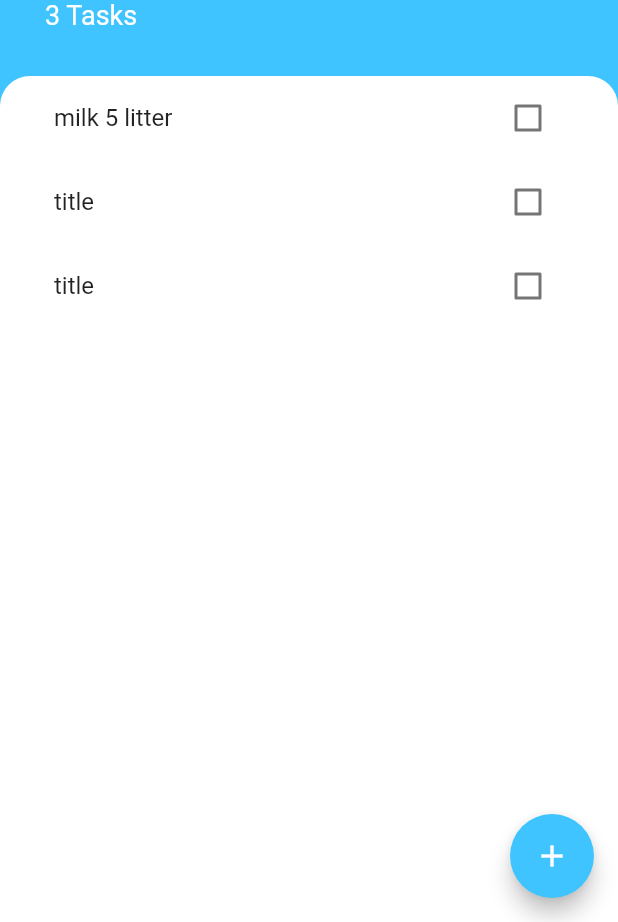
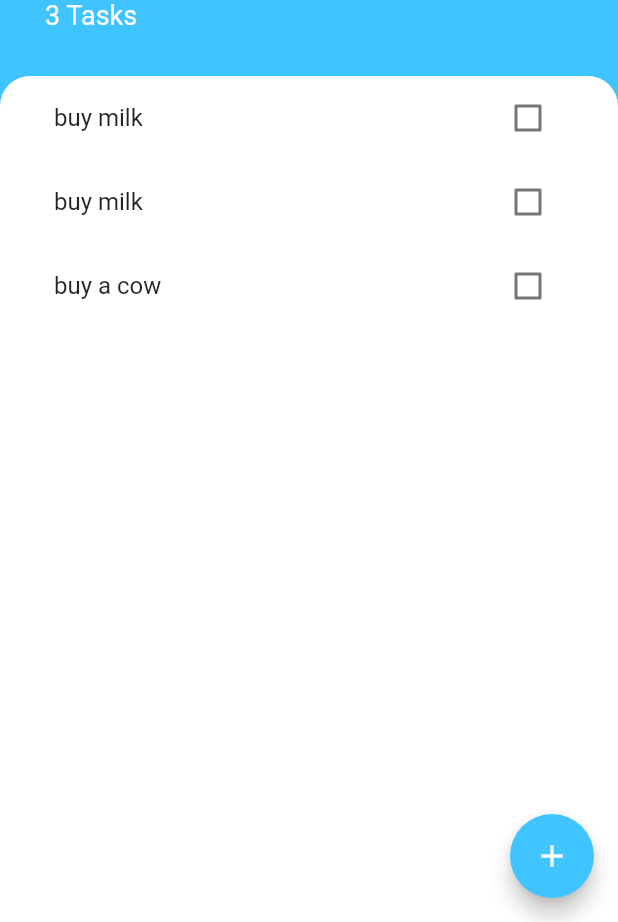
Before and after one commit to SultanCse/todoey_new, a Flutter app: the screen it shows after launch, on a phone screen of 412 x 824 dp, the part 314-1236 px from its top. Run offline on Flutter 3.47's test engine with Material 2 defaults, Android fonts, the phone set to English and light mode, and no system bars.

Commit message:
tutorial 202 done. TaskTile modified

```diff
--- /dev/null
+++ b/lib/model/task.dart
@@ -0,0 +1,8 @@
+class Task {
+  final String title;
+  bool isDone;
+  Task({this.title = "title", this.isDone = false});
+  void toggle() {
+    isDone = !isDone;
+  }
+}
--- a/lib/widgets/task_list.dart
+++ b/lib/widgets/task_list.dart
@@ -1,5 +1,7 @@
 import 'package:flutter/material.dart';
 import 'package:todoey_new/widgets/task_tile.dart';
+
+import '../model/task.dart';
 
 class TaskList extends StatefulWidget {
   const TaskList({
@@ -11,14 +13,32 @@ class TaskList extends StatefulWidget {
 
 class _TaskListState extends State<TaskList> {
   bool val = false;
+  List<Task> items = [Task(title: "buy milk"), Task(title: "buy milk"), Task(title: "buy a cow")];
   @override
   Widget build(BuildContext context) {
-    return ListView(
-      children: const [
-        TaskTile(title: "milk 5 litter"),
-        TaskTile(),
-        TaskTile(),
-      ],
+    return ListView.builder(
+      itemCount: items.length,
+      itemBuilder: (context, index) {
+        return TaskTile(
+          title: items[index].title,
+          taskDone: items[index].isDone,
+          onChecked: (value) {
+            setState(
+              () {
+                // items[index].isDone = value!;
+                // or
+                items[index].toggle();
+              },
+            );
+          },
+        );
+      },
     );
+    //   ListView(
+    //   children: [
+    //     TaskTileTest(title: list[0].title),
+    //     TaskTileTest(title: list[1].title),
+    //   ],
+    // );
   }
 }
--- a/lib/widgets/task_tile.dart
+++ b/lib/widgets/task_tile.dart
@@ -1,46 +1,28 @@
 import 'package:flutter/material.dart';
 
-class TaskTile extends StatefulWidget {
-  const TaskTile({Key? key, this.title = "title"}) : super(key: key);
+class TaskTile extends StatelessWidget {
+  const TaskTile({Key? key, this.onChecked, this.taskDone = false, this.title = 'title'})
+      : super(key: key);
+  final void Function(bool?)? onChecked;
+  final bool taskDone;
   final String title;
-  @override
-  State<TaskTile> createState() => _TaskTileState();
-}
 
-class _TaskTileState extends State<TaskTile> {
-  bool taskDone = false;
   @override
   Widget build(BuildContext context) {
     return ListTile(
       title: Text(
-        widget.title,
+        title,
         style: taskDone ? const TextStyle(decoration: TextDecoration.lineThrough) : null,
       ),
-      trailing: CheckTask(
-        checked: taskDone,
-        onChecked: (value) {
-          setState(() {
-            taskDone = value!;
-          });
-        },
+      trailing: Checkbox(
+        value: taskDone,
+        onChanged: onChecked,
       ),
     );
   }
 }
 
-class CheckTask extends StatelessWidget {
-  const CheckTask({Key? key, this.onChecked, this.checked = false}) : super(key: key);
-  final void Function(bool?)? onChecked;
-  final bool checked;
-  @override
-  Widget build(BuildContext context) {
-    return Checkbox(
-      value: checked,
-      // onChanged: (value) {
-      //   checked = value!;
-      //   onChecked!(checked);
-      // },
-      onChanged: onChecked,
-    );
-  }
-}
+//
+// setState(() {
+// taskDone = value!;
+// });
```
